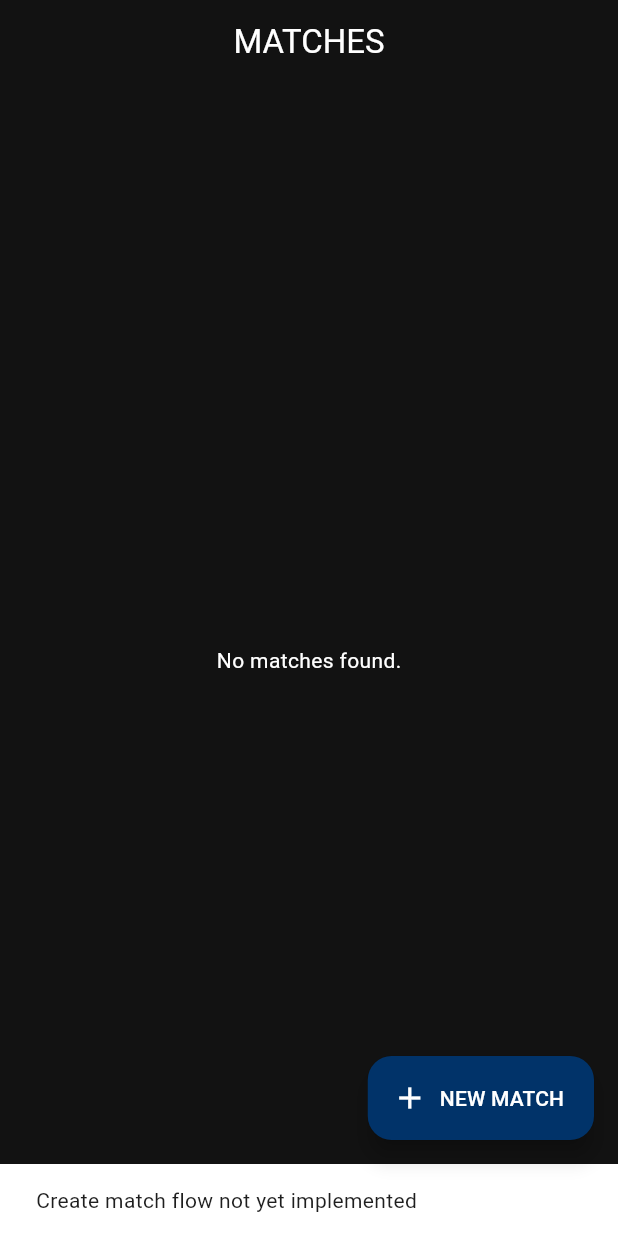
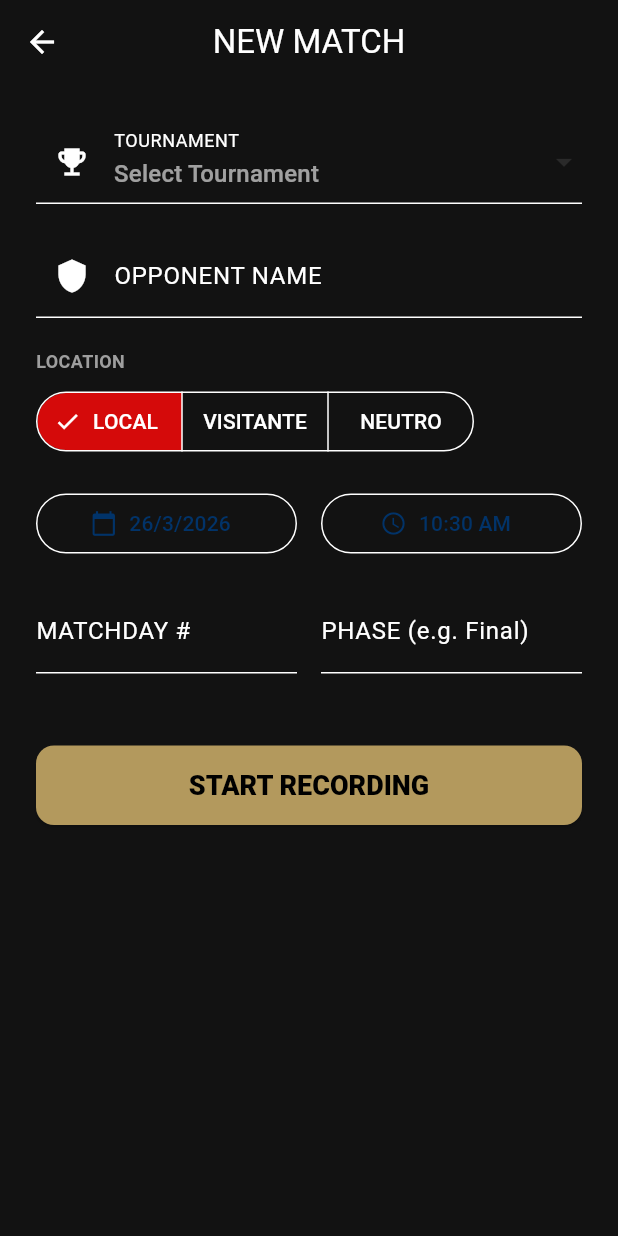
Before and after one commit to titozeio/tagfootstats, a Flutter app: the MatchListPage screen opened by its route, after a tap on "NEW MATCH", on a phone screen of 412 x 824 dp. Run offline on Flutter 3.47's test engine with Material 3 defaults, Android fonts, the phone set to English and light mode, and no system bars; our stand-ins replace bloc, cloud_firestore, equatable, firebase_core, flutter_bloc, go_router and 1 more; accounts and stored records are empty.

Commit message:
bugfixing matches

```diff
--- a/tagfootstats/lib/presentation/navigation/app_router.dart
+++ b/tagfootstats/lib/presentation/navigation/app_router.dart
@@ -12,6 +12,7 @@ import 'package:tagfootstats/presentation/pages/admin/teams/team_list_page.dart'
 import 'package:tagfootstats/presentation/pages/admin/players/player_list_page.dart';
 import 'package:tagfootstats/presentation/pages/admin/players/player_form_page.dart';
 import 'package:tagfootstats/presentation/pages/admin/matches/match_list_page.dart';
+import 'package:tagfootstats/presentation/pages/admin/matches/match_form_page.dart';
 import 'package:tagfootstats/domain/repositories/team_repository.dart';
 import 'package:tagfootstats/domain/entities/team.dart';
 
@@ -109,6 +110,10 @@ class AppRouter {
         path: '/matches',
         builder: (context, state) => const MatchListPage(),
       ),
+      GoRoute(
+        path: '/matches/new',
+        builder: (context, state) => const MatchFormPage(),
+      ),
     ],
   );
 }
--- /dev/null
+++ b/tagfootstats/lib/presentation/pages/admin/matches/match_form_page.dart
@@ -0,0 +1,354 @@
+import 'package:flutter/material.dart';
+import 'package:flutter_bloc/flutter_bloc.dart';
+import 'package:go_router/go_router.dart';
+import 'package:tagfootstats/core/theme/app_colors.dart';
+import 'package:tagfootstats/domain/entities/match.dart' as entity;
+import 'package:tagfootstats/domain/entities/tournament.dart';
+import 'package:tagfootstats/domain/repositories/match_repository.dart';
+import 'package:tagfootstats/domain/repositories/tournament_repository.dart';
+
+import 'package:tagfootstats/domain/repositories/team_repository.dart';
+import 'package:tagfootstats/domain/entities/team.dart';
+
+class MatchFormPage extends StatefulWidget {
+  final entity.Match? match;
+
+  const MatchFormPage({super.key, this.match});
+
+  @override
+  State<MatchFormPage> createState() => _MatchFormPageState();
+}
+
+class _MatchFormPageState extends State<MatchFormPage> {
+  final _formKey = GlobalKey<FormState>();
+  late TextEditingController _opponentController;
+  late TextEditingController _matchdayController;
+  late TextEditingController _phaseController;
+
+  String? _selectedTournamentId;
+  entity.LocationType _locationType = entity.LocationType.local;
+  DateTime _selectedDate = DateTime.now();
+  TimeOfDay _selectedTime = TimeOfDay.now();
+
+  bool _isSaving = false;
+  List<Team> _allTeams = [];
+
+  @override
+  void initState() {
+    super.initState();
+    _opponentController = TextEditingController(text: widget.match?.opponentId);
+    _matchdayController = TextEditingController(
+      text: widget.match?.matchday?.toString(),
+    );
+    _phaseController = TextEditingController(text: widget.match?.phase);
+
+    if (widget.match != null) {
+      _selectedTournamentId = widget.match!.tournamentId;
+      _locationType = widget.match!.locationType;
+      _selectedDate = widget.match!.dateTime;
+      _selectedTime = TimeOfDay.fromDateTime(widget.match!.dateTime);
+    }
+
+    _loadTeams();
+  }
+
+  Future<void> _loadTeams() async {
+    try {
+      final teams = await context.read<TeamRepository>().getTeams();
+      if (mounted) setState(() => _allTeams = teams);
+    } catch (e) {
+      debugPrint('Error loading teams: $e');
+    }
+  }
+
+  @override
+  void dispose() {
+    _opponentController.dispose();
+    _matchdayController.dispose();
+    _phaseController.dispose();
+    super.dispose();
+  }
+
+  Future<void> _save() async {
+    if (!_formKey.currentState!.validate()) return;
+    if (_selectedTournamentId == null) {
+      ScaffoldMessenger.of(context).showSnackBar(
+        const SnackBar(content: Text('Please select a tournament')),
+      );
+      return;
+    }
+
+    setState(() => _isSaving = true);
+
+    try {
+      final finalDateTime = DateTime(
+        _selectedDate.year,
+        _selectedDate.month,
+        _selectedDate.day,
+        _selectedTime.hour,
+        _selectedTime.minute,
+      );
+
+      final opponentName = _opponentController.text.trim();
+
+      // 1. Resolve Opponent ID (search existing or create new)
+      final existingTeam = _allTeams.firstWhere(
+        (t) => t.name.toLowerCase() == opponentName.toLowerCase(),
+        orElse: () => Team(id: '', name: opponentName),
+      );
+
+      if (existingTeam.id.isEmpty) {
+        // Create new team entry for the opponent
+        final newTeamId = DateTime.now().millisecondsSinceEpoch.toString();
+        final newTeam = Team(
+          id: newTeamId,
+          name: opponentName,
+          logoUrl: '',
+          isOwnTeam: false,
+        );
+        await context
+            .read<TeamRepository>()
+            .saveTeam(newTeam)
+            .timeout(const Duration(seconds: 10));
+      }
+
+      final match = entity.Match(
+        id:
+            widget.match?.id ??
+            DateTime.now().millisecondsSinceEpoch.toString(),
+        tournamentId: _selectedTournamentId!,
+        opponentId: opponentName,
+        dateTime: finalDateTime,
+        locationType: _locationType,
+        matchday: int.tryParse(_matchdayController.text),
+        phase: _phaseController.text.isNotEmpty ? _phaseController.text : null,
+        homeScore: widget.match?.homeScore ?? 0,
+        awayScore: widget.match?.awayScore ?? 0,
+      );
+
+      await context
+          .read<MatchRepository>()
+          .saveMatch(match)
+          .timeout(const Duration(seconds: 10));
+
+      if (mounted) {
+        context.pushReplacement('/match/${match.id}');
+      }
+    } catch (e) {
+      if (mounted) {
+        setState(() => _isSaving = false);
+        ScaffoldMessenger.of(
+          context,
+        ).showSnackBar(SnackBar(content: Text('Error saving match: $e')));
+      }
+    }
+  }
+
+  @override
+  Widget build(BuildContext context) {
+    return Scaffold(
+      appBar: AppBar(
+        title: Text(widget.match == null ? 'NEW MATCH' : 'EDIT MATCH'),
+      ),
+      body: Form(
+        key: _formKey,
+        child: SingleChildScrollView(
+          padding: const EdgeInsets.all(24),
+          child: Column(
+            crossAxisAlignment: CrossAxisAlignment.stretch,
+            children: [
+              _buildTournamentDropdown(),
+              const SizedBox(height: 20),
+              _buildOpponentAutocomplete(),
+              const SizedBox(height: 20),
+              _buildLocationTypeSelector(),
+              const SizedBox(height: 20),
+              _buildDateTimePicker(context),
+              const SizedBox(height: 20),
+              Row(
+                children: [
+                  Expanded(
+                    child: TextFormField(
+                      controller: _matchdayController,
+                      keyboardType: TextInputType.number,
+                      decoration: const InputDecoration(
+                        labelText: 'MATCHDAY #',
+                      ),
+                    ),
+                  ),
+                  const SizedBox(width: 16),
+                  Expanded(
+                    child: TextFormField(
+                      controller: _phaseController,
+                      decoration: const InputDecoration(
+                        labelText: 'PHASE (e.g. Final)',
+                      ),
+                    ),
+                  ),
+                ],
+              ),
+              const SizedBox(height: 48),
+              ElevatedButton(
+                onPressed: _isSaving ? null : _save,
+                style: ElevatedButton.styleFrom(
+                  padding: const EdgeInsets.symmetric(vertical: 16),
+                  backgroundColor: AppColors.nflGold,
+                  foregroundColor: Colors.black,
+                  shape: RoundedRectangleBorder(
+                    borderRadius: BorderRadius.circular(12),
+                  ),
+                ),
+                child: _isSaving
+                    ? const SizedBox(
+                        height: 20,
+                        width: 20,
+                        child: CircularProgressIndicator(
+                          strokeWidth: 2,
+                          color: Colors.black,
+                        ),
+                      )
+                    : const Text(
+                        'START RECORDING',
+                        style: TextStyle(
+                          fontWeight: FontWeight.w900,
+                          fontSize: 18,
+                        ),
+                      ),
+              ),
+            ],
+          ),
+        ),
+      ),
+    );
+  }
+
+  Widget _buildOpponentAutocomplete() {
+    return Autocomplete<Team>(
+      displayStringForOption: (Team option) => option.name,
+      initialValue: TextEditingValue(text: _opponentController.text),
+      optionsBuilder: (TextEditingValue textEditingValue) {
+        if (textEditingValue.text == '') {
+          return const Iterable<Team>.empty();
+        }
+        return _allTeams.where((Team option) {
+          return option.name.toLowerCase().contains(
+            textEditingValue.text.toLowerCase(),
+          );
+        });
+      },
+      onSelected: (Team selection) {
+        _opponentController.text = selection.name;
+      },
+      fieldViewBuilder: (context, controller, focusNode, onFieldSubmitted) {
+        // Sync our controller with the autocomplete controller
+        controller.addListener(() {
+          _opponentController.text = controller.text;
+        });
+        return TextFormField(
+          controller: controller,
+          focusNode: focusNode,
+          decoration: const InputDecoration(
+            labelText: 'OPPONENT NAME',
+            prefixIcon: Icon(Icons.shield),
+          ),
+          validator: (v) => v!.isEmpty ? 'Required' : null,
+        );
+      },
+    );
+  }
+
+  Widget _buildTournamentDropdown() {
+    return FutureBuilder<List<Tournament>>(
+      future: context.read<TournamentRepository>().getTournaments(),
+      builder: (context, snapshot) {
+        final tournaments = snapshot.data ?? [];
+        return DropdownButtonFormField<String>(
+          value: _selectedTournamentId,
+          decoration: const InputDecoration(
+            labelText: 'TOURNAMENT',
+            prefixIcon: Icon(Icons.emoji_events),
+          ),
+          items: tournaments
+              .map((t) => DropdownMenuItem(value: t.id, child: Text(t.name)))
+              .toList(),
+          onChanged: (val) => setState(() => _selectedTournamentId = val),
+          hint: const Text('Select Tournament'),
+          validator: (v) => v == null ? 'Required' : null,
+        );
+      },
+    );
+  }
+
+  Widget _buildLocationTypeSelector() {
+    return Column(
+      crossAxisAlignment: CrossAxisAlignment.start,
+      children: [
+        const Text(
+          'LOCATION',
+          style: TextStyle(
+            fontSize: 12,
+            fontWeight: FontWeight.bold,
+            color: Colors.grey,
+          ),
+        ),
+        const SizedBox(height: 8),
+        SegmentedButton<entity.LocationType>(
+          segments: const [
+            ButtonSegment(
+              value: entity.LocationType.local,
+              label: Text('LOCAL'),
+            ),
+            ButtonSegment(
+              value: entity.LocationType.visitante,
+              label: Text('VISITANTE'),
+            ),
+            ButtonSegment(
+              value: entity.LocationType.neutro,
+              label: Text('NEUTRO'),
+            ),
+          ],
+          selected: {_locationType},
+          onSelectionChanged: (v) => setState(() => _locationType = v.first),
+        ),
+      ],
+    );
+  }
+
+  Widget _buildDateTimePicker(BuildContext context) {
+    return Row(
+      children: [
+        Expanded(
+          child: OutlinedButton.icon(
+            onPressed: () async {
+              final date = await showDatePicker(
+                context: context,
+                initialDate: _selectedDate,
+                firstDate: DateTime(2020),
+                lastDate: DateTime(2030),
+              );
+              if (date != null) setState(() => _selectedDate = date);
+            },
+            icon: const Icon(Icons.calendar_today),
+            label: Text(
+              '${_selectedDate.day}/${_selectedDate.month}/${_selectedDate.year}',
+            ),
+          ),
+        ),
+        const SizedBox(width: 16),
+        Expanded(
+          child: OutlinedButton.icon(
+            onPressed: () async {
+              final time = await showTimePicker(
+                context: context,
+                initialTime: _selectedTime,
+              );
+              if (time != null) setState(() => _selectedTime = time);
+            },
+            icon: const Icon(Icons.access_time),
+            label: Text(_selectedTime.format(context)),
+          ),
+        ),
+      ],
+    );
+  }
+}
--- a/tagfootstats/lib/presentation/pages/admin/matches/match_list_page.dart
+++ b/tagfootstats/lib/presentation/pages/admin/matches/match_list_page.dart
@@ -14,15 +14,7 @@ class MatchListPage extends StatelessWidget {
     return Scaffold(
       appBar: AppBar(title: const Text('MATCHES')),
       floatingActionButton: FloatingActionButton.extended(
-        onPressed: () {
-          // In a real app, we might need to pick a tournament/opponent first.
-          // For now, let's keep it simple or redirect to a creation form.
-          ScaffoldMessenger.of(context).showSnackBar(
-            const SnackBar(
-              content: Text('Create match flow not yet implemented'),
-            ),
-          );
-        },
+        onPressed: () => context.push('/matches/new'),
         label: const Text('NEW MATCH'),
         icon: const Icon(Icons.add),
       ),
```
Also changed, not shown: tagfootstats/lib/presentation/bloc/match/match_bloc.dart (+36 -10 lines), 2 other files.
